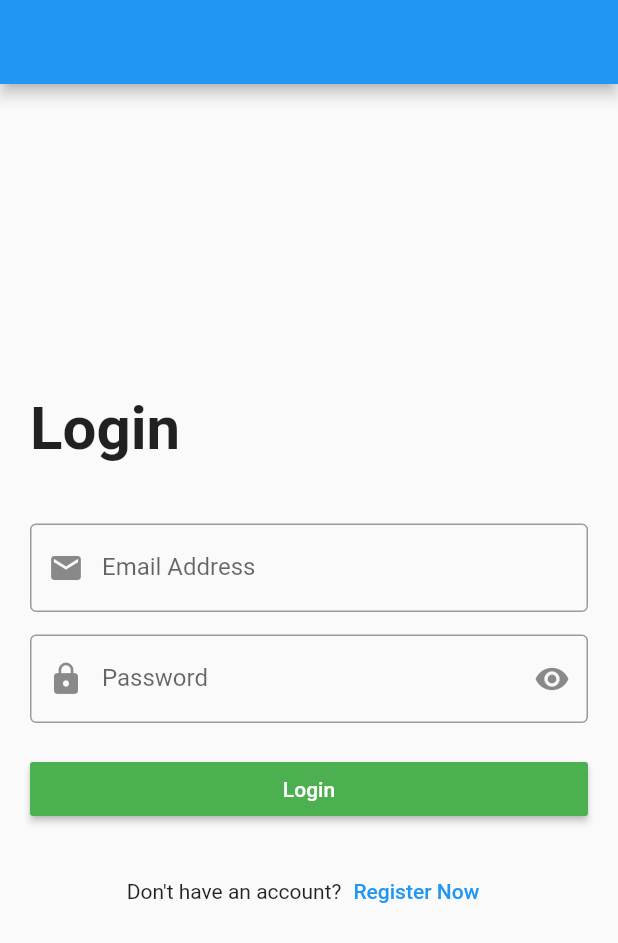
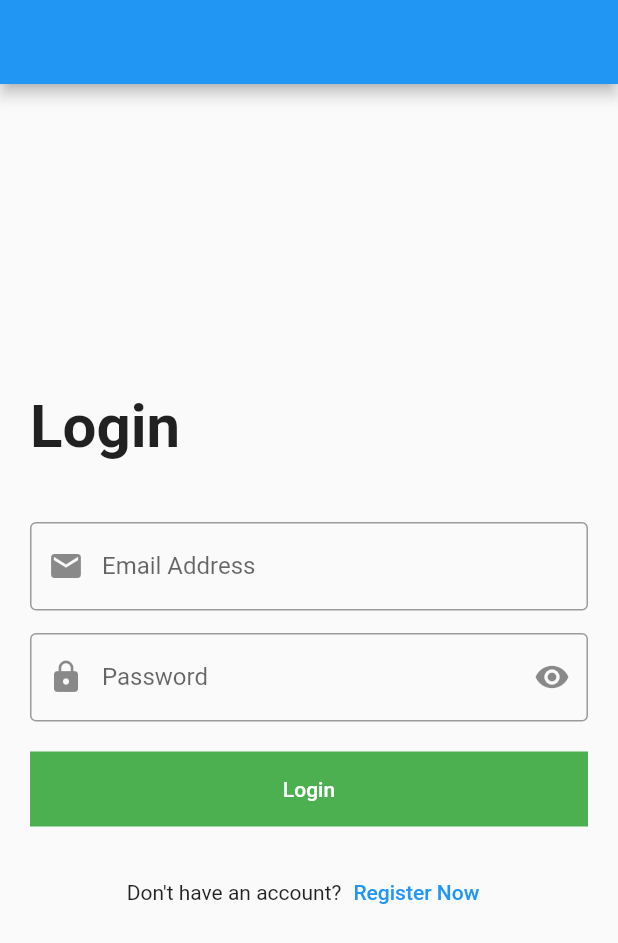
Before and after one commit to mishoarafa/project_one, a Flutter app: the screen it shows after launch, on a phone screen of 412 x 824 dp. Shown: the top 943 px of the screen. Run offline on Flutter 3.47's test engine with Material 2 defaults, Android fonts, the phone set to English and light mode, and no system bars; our stand-ins replace firebase_core; accounts and stored records are empty.

Commit message:
second commit

```diff
--- a/lib/main.dart
+++ b/lib/main.dart
@@ -1,3 +1,4 @@
+import 'package:firebase_core/firebase_core.dart';
 import 'package:flutter/material.dart';
 import 'package:project_one/modules/home/home_screen.dart';
 import 'package:project_one/modules/messenger/messenger_screen.dart';
@@ -8,7 +9,9 @@ import 'modules/bmi/bmi_calculator_screen.dart';
 import 'modules/counter/counter_screen.dart';
 import 'modules/login/login_screen.dart';
 
-void main() {
+void main() async{
+  await Firebase.initializeApp();
+
   runApp(MyApp());
 }
 
--- a/lib/shared/components/components.dart
+++ b/lib/shared/components/components.dart
@@ -5,14 +5,18 @@ Widget defaultBtn({
   double width = double.infinity,
   required String text,
   required Function() function,
-}) => MaterialButton(
-  minWidth: width,
+}) =>
+    Container(
+      width: width,
+      color: background,
+      child: MaterialButton(
+        height: 50,
         onPressed: function,
-  color: background,
         child: Text(
           text,
           style: TextStyle(
             color: Colors.white,
           ),
         ),
+      ),
     );
--- a/pubspec.yaml
+++ b/pubspec.yaml
@@ -23,6 +23,9 @@ environment:
 dependencies:
   flutter:
     sdk: flutter
+
+  #Firebase
+  firebase_core: ^1.3.0
 
 
   # The following adds the Cupertino Icons font to your application.
```
Also changed, not shown: pubspec.lock. Lines whose indentation alone changed are shown as unchanged.
